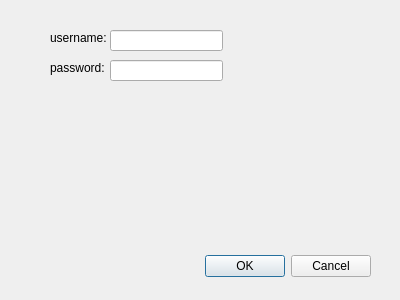
Qt form POO---DB-Engine/CLIENT/AuthentificationWindow.ui (stefanungureanu04/POO---DB-Engine) before a commit.
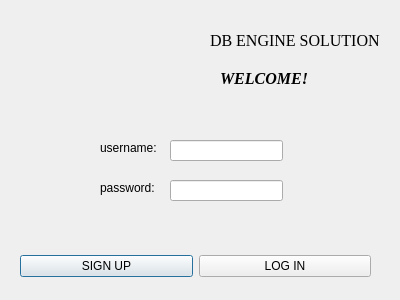
The same form after that commit. Icons and pictures are not drawn.

```diff
--- a/POO---DB-Engine/CLIENT/AuthentificationWindow.ui
+++ b/POO---DB-Engine/CLIENT/AuthentificationWindow.ui
@@ -30,29 +30,16 @@
      <number>0</number>
     </property>
     <item>
-     <spacer>
-      <property name="orientation">
-       <enum>Qt::Orientation::Horizontal</enum>
-      </property>
-      <property name="sizeHint" stdset="0">
-       <size>
-        <width>131</width>
-        <height>31</height>
-       </size>
-      </property>
-     </spacer>
-    </item>
-    <item>
-     <widget class="QPushButton" name="okButton">
+     <widget class="QPushButton" name="signupButton">
       <property name="text">
-       <string>OK</string>
+       <string>SIGN UP</string>
       </property>
      </widget>
     </item>
     <item>
      <widget class="QPushButton" name="cancelButton">
       <property name="text">
-       <string>Cancel</string>
+       <string>LOG IN</string>
       </property>
      </widget>
     </item>
@@ -61,8 +48,8 @@
   <widget class="QLabel" name="label">
    <property name="geometry">
     <rect>
-     <x>50</x>
-     <y>30</y>
+     <x>100</x>
+     <y>140</y>
      <width>61</width>
      <height>16</height>
     </rect>
@@ -74,8 +61,8 @@
   <widget class="QLabel" name="label_2">
    <property name="geometry">
     <rect>
-     <x>50</x>
-     <y>60</y>
+     <x>100</x>
+     <y>180</y>
      <width>61</width>
      <height>16</height>
     </rect>
@@ -87,8 +74,8 @@
   <widget class="QLineEdit" name="usernameEdit">
    <property name="geometry">
     <rect>
-     <x>110</x>
-     <y>30</y>
+     <x>170</x>
+     <y>140</y>
      <width>113</width>
      <height>21</height>
     </rect>
@@ -97,8 +84,8 @@
   <widget class="QLineEdit" name="passwordEdit">
    <property name="geometry">
     <rect>
-     <x>110</x>
-     <y>60</y>
+     <x>170</x>
+     <y>180</y>
      <width>113</width>
      <height>21</height>
     </rect>
@@ -107,6 +94,62 @@
     <enum>QLineEdit::EchoMode::Password</enum>
    </property>
   </widget>
+  <widget class="QLabel" name="label_4">
+   <property name="geometry">
+    <rect>
+     <x>210</x>
+     <y>30</y>
+     <width>191</width>
+     <height>20</height>
+    </rect>
+   </property>
+   <property name="font">
+    <font>
+     <family>Times New Roman</family>
+     <pointsize>12</pointsize>
+    </font>
+   </property>
+   <property name="text">
+    <string>DB ENGINE SOLUTION</string>
+   </property>
+  </widget>
+  <widget class="QLabel" name="label_5">
+   <property name="geometry">
+    <rect>
+     <x>220</x>
+     <y>70</y>
+     <width>121</width>
+     <height>16</height>
+    </rect>
+   </property>
+   <property name="font">
+    <font>
+     <family>Times New Roman</family>
+     <pointsize>12</pointsize>
+     <italic>true</italic>
+     <bold>true</bold>
+    </font>
+   </property>
+   <property name="text">
+    <string>WELCOME!</string>
+   </property>
+  </widget>
+  <widget class="QLabel" name="label_3">
+   <property name="geometry">
+    <rect>
+     <x>80</x>
+     <y>10</y>
+     <width>121</width>
+     <height>91</height>
+    </rect>
+   </property>
+   <property name="text">
+    <string/>
+   </property>
+   <property name="pixmap">
+    <pixmap>Images/AuthentificationWindowImage_size.jpg</pixmap>
+   </property>
+  </widget>
  </widget>
  <resources/>
  <connections>
```
Left out of the diff: 16 changed lines with no effect on the pictures.
